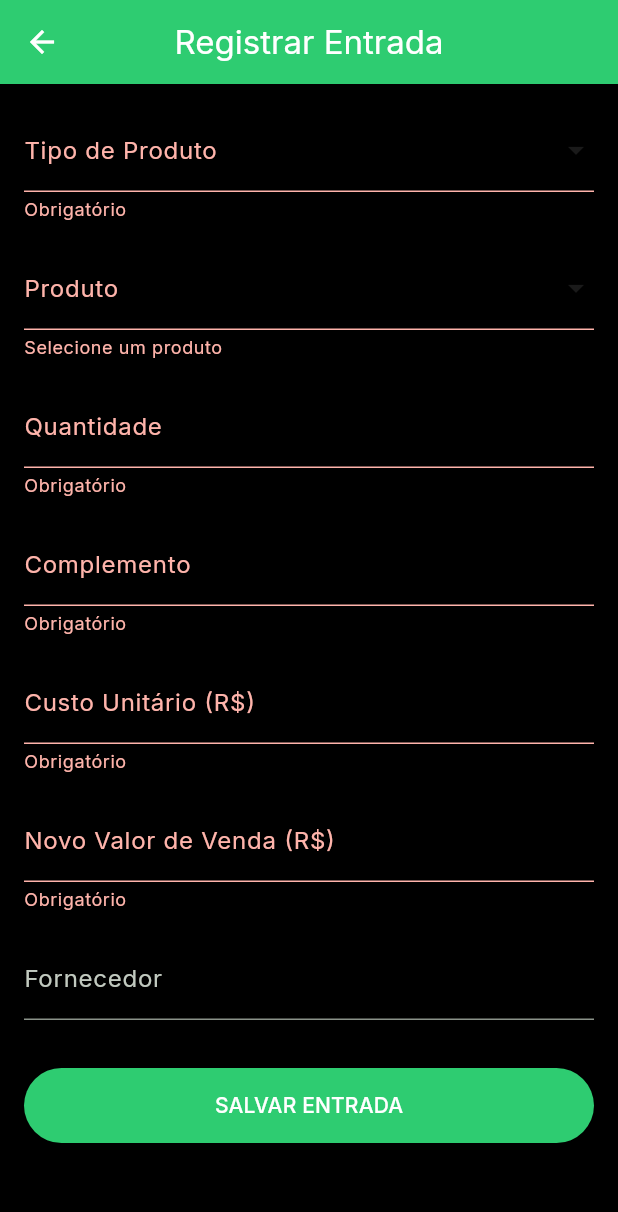
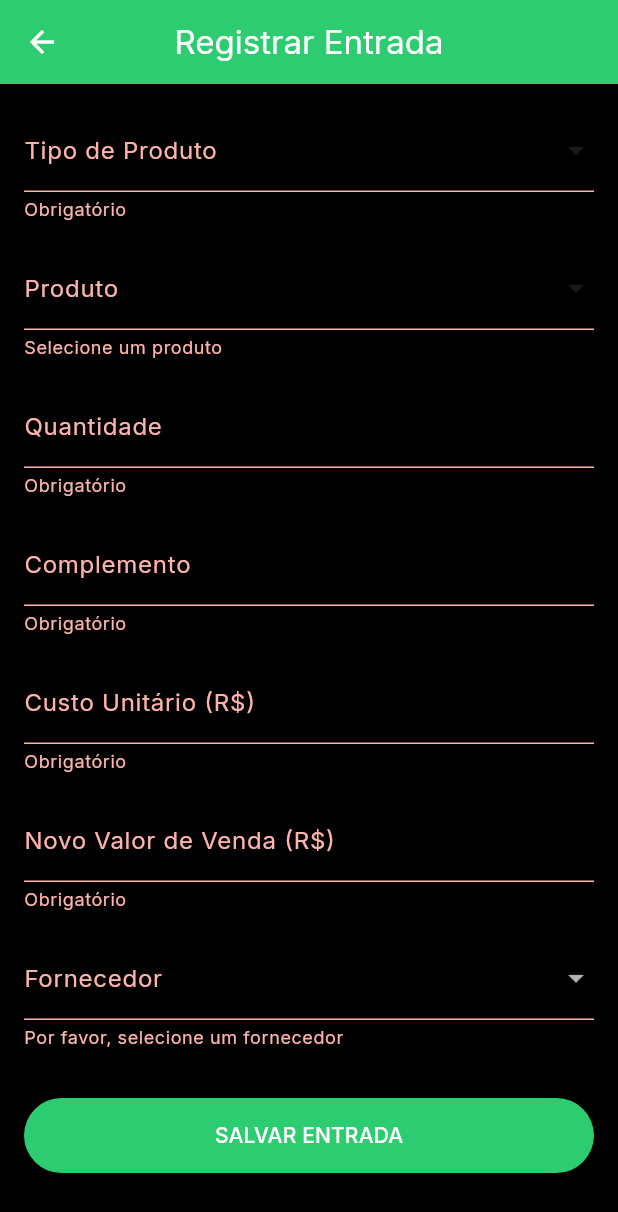
Before and after one commit to kauaamado/Venstoque, a Flutter app: the RegisterEntryScreen screen opened directly, after a tap on "SALVAR ENTRADA", on a phone screen of 412 x 824 dp. Shown: the top 1212 px of the screen. Run offline on Flutter 3.47's test engine with Material 3 defaults, Android fonts, the phone set to English and light mode, and no system bars; our stand-ins replace fl_chart, google_fonts, supabase_flutter; accounts and stored records are empty.

Commit message:
feat: adiciona menu de fornecedores existentes

```diff
--- a/lib/screens/stock/register_entry_screen.dart
+++ b/lib/screens/stock/register_entry_screen.dart
@@ -18,7 +18,13 @@ class _RegisterEntryScreenState extends State<RegisterEntryScreen> {
   final _qtyController = TextEditingController();
   final _costController = TextEditingController();
   final _salePriceController = TextEditingController();
-  final _fornecedorController = TextEditingController();
+  final List<String> _fornecedores = [
+    'Papo de Boleiro',
+    'Rasha',
+    'Smart Mania',
+    'Outros'
+  ];
+  String? _selectedFornecedor;
   String? _selectedType;
 
   ProdutoModel? _selectedProduct;
@@ -77,7 +83,10 @@ class _RegisterEntryScreenState extends State<RegisterEntryScreen> {
                     if (value != null) {
                       _costController.text = value.precoCusto.toString();
                       _salePriceController.text = value.valorVenda.toString();
-                      _fornecedorController.text = value.fornecedor;
+                      _complementController.text = value.complemento.toString();
+                      _selectedFornecedor = value.fornecedor.isNotEmpty
+                          ? value.fornecedor
+                          : null;
                     }
                   });
                 },
@@ -113,9 +122,28 @@ class _RegisterEntryScreenState extends State<RegisterEntryScreen> {
                 validator: (v) => v!.isEmpty ? 'Obrigatório' : null,
               ),
               const SizedBox(height: 16),
-              TextFormField(
-                controller: _fornecedorController,
-                decoration: const InputDecoration(labelText: 'Fornecedor'),
+              DropdownButtonFormField<String>(
+                decoration: const InputDecoration(
+                  labelText: 'Fornecedor',
+                ),
+                value: _selectedFornecedor,
+                items: _fornecedores.map((fornecedor) {
+                  return DropdownMenuItem(
+                    value: fornecedor,
+                    child: Text(fornecedor),
+                  );
+                }).toList(),
+                onChanged: (value) {
+                  setState(() {
+                    _selectedFornecedor = value;
+                  });
+                },
+                validator: (value) {
+                  if (value == null || value.isEmpty) {
+                    return 'Por favor, selecione um fornecedor';
+                  }
+                  return null;
+                },
               ),
               const SizedBox(height: 32),
               SizedBox(
@@ -154,7 +182,7 @@ class _RegisterEntryScreenState extends State<RegisterEntryScreen> {
       produtoId: _selectedProduct!.id!,
       quantidade: _parseInt(_qtyController.text),
       custoUnitario: _parseCurrency(_costController.text),
-      fornecedor: _fornecedorController.text,
+      fornecedor: _selectedFornecedor ?? '',
       dataEntrada: DateTime.now(),
       complemento: _complementController.text,
       novoValorVenda: _parseCurrency(_salePriceController.text),
```
